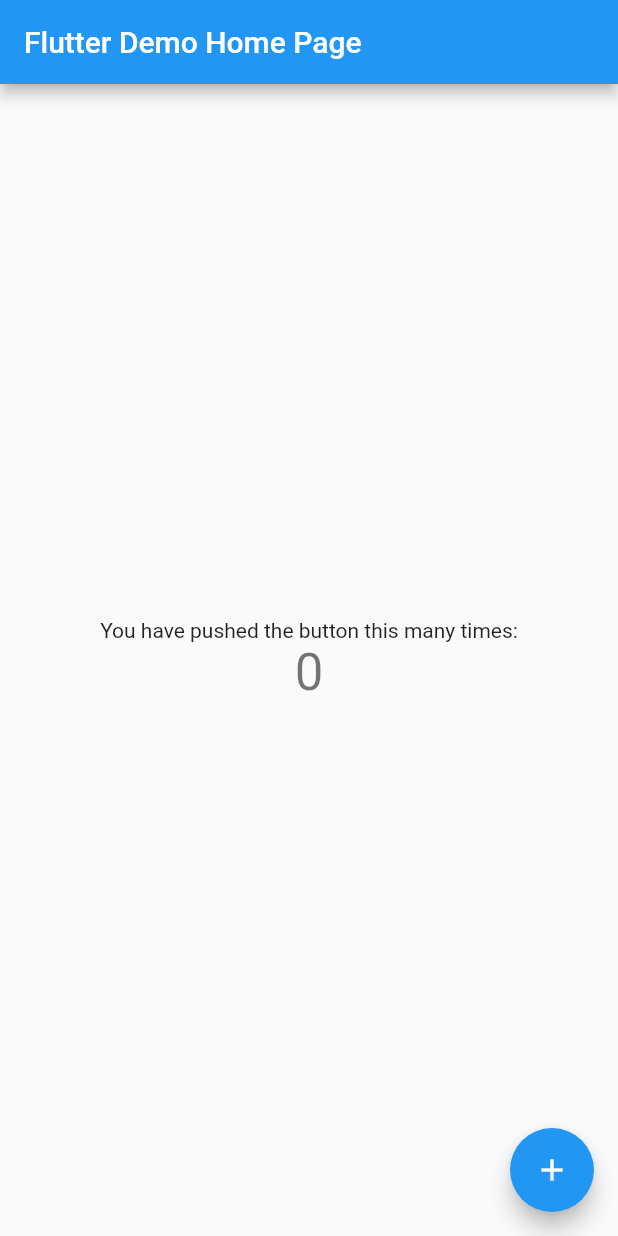
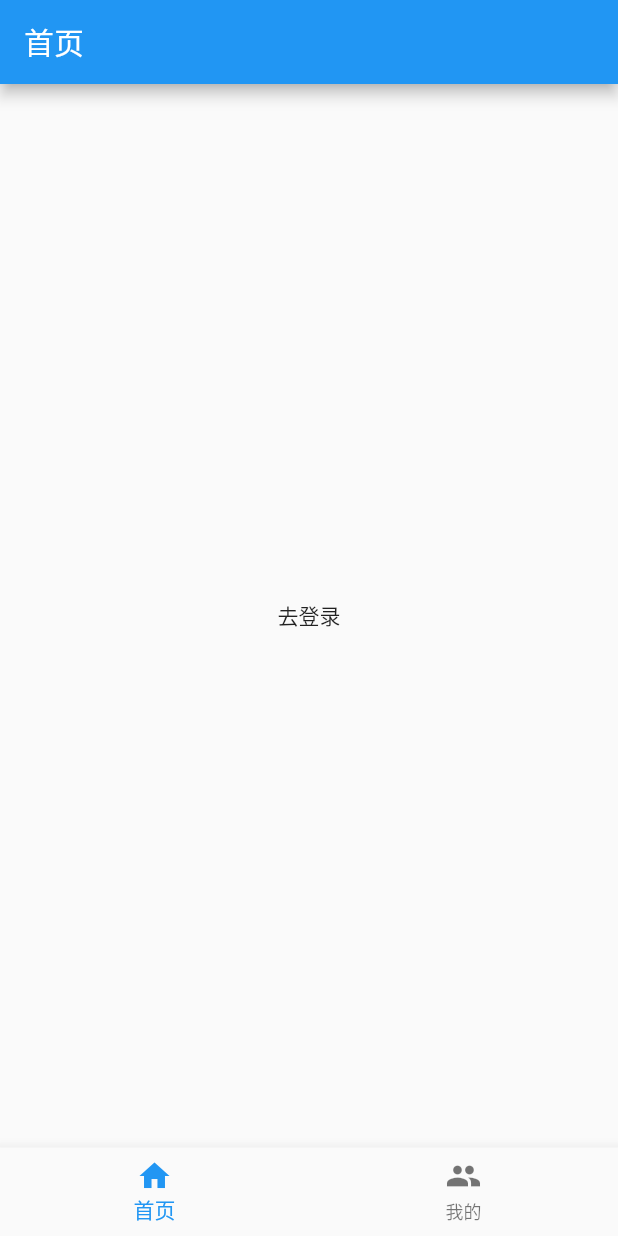
Before and after one commit to pantao/flutter-redux-demo-app, a Flutter app: the screen it shows after launch, on a phone screen of 412 x 824 dp. Run offline on Flutter 3.47's test engine with Material 2 defaults, Android fonts, the phone set to English and light mode, and no system bars; our stand-ins replace flutter_redux, redux.

```diff
--- /dev/null
+++ b/lib/app.dart
@@ -0,0 +1,25 @@
+import 'package:flutter/material.dart';
+
+import 'package:redux/redux.dart';
+import 'package:flutter_redux/flutter_redux.dart';
+
+import 'state.dart';
+import 'root.dart';
+
+/// 示例App
+class DemoApp extends StatelessWidget {
+  final Store<AppState> store;
+
+  DemoApp(this.store);
+
+  @override
+  Widget build(BuildContext context) {
+    return StoreProvider<AppState>(
+      store: store,
+      child: new MaterialApp(
+        title: 'Flutter Redux Demo App',
+        home: Root()
+      ),
+    );
+  }
+}
--- /dev/null
+++ b/lib/home.dart
@@ -0,0 +1,43 @@
+import 'package:flutter/material.dart';
+import 'package:redux/redux.dart';
+import 'package:flutter_redux/flutter_redux.dart';
+
+import 'state.dart';
+import 'auth.dart';
+
+class Home extends StatefulWidget {
+  @override
+  State<StatefulWidget> createState() => _HomeState();
+}
+
+class _HomeState extends State<Home> {
+  @override
+  Widget build(BuildContext context) {
+    return StoreConnector<AppState, Store<AppState>>(
+      converter: (store) => store,
+      builder: (context, store) {
+        return Scaffold(
+          appBar: AppBar(
+            title: Text('首页'),
+          ),
+          body: Center(
+            child: store.state.authed
+              ? Text('您已登录')
+              : FlatButton(
+                child: Text('去登录'),
+                onPressed: () {
+                  Navigator.push(
+                    context,
+                    MaterialPageRoute(
+                      builder: (context) => Auth(),
+                      fullscreenDialog: true
+                    )
+                  );
+                },
+              )
+          ),
+        );
+      },
+    );
+  }
+}
--- a/lib/main.dart
+++ b/lib/main.dart
@@ -1,111 +1,10 @@
 import 'package:flutter/material.dart';
+import 'package:redux/redux.dart';
 
-void main() => runApp(MyApp());
+import 'app.dart';
+import 'state.dart';
 
-class MyApp extends StatelessWidget {
-  // This widget is the root of your application.
-  @override
-  Widget build(BuildContext context) {
-    return MaterialApp(
-      title: 'Flutter Demo',
-      theme: ThemeData(
-        // This is the theme of your application.
-        //
-        // Try running your application with "flutter run". You'll see the
-        // application has a blue toolbar. Then, without quitting the app, try
-        // changing the primarySwatch below to Colors.green and then invoke
-        // "hot reload" (press "r" in the console where you ran "flutter run",
-        // or simply save your changes to "hot reload" in a Flutter IDE).
-        // Notice that the counter didn't reset back to zero; the application
-        // is not restarted.
-        primarySwatch: Colors.blue,
-      ),
-      home: MyHomePage(title: 'Flutter Demo Home Page'),
-    );
-  }
+void main() {
+  final store = Store<AppState>(reducer, initialState: AppState(''));
+  runApp(new DemoApp(store));
 }
-
-class MyHomePage extends StatefulWidget {
-  MyHomePage({Key key, this.title}) : super(key: key);
-
-  // This widget is the home page of your application. It is stateful, meaning
-  // that it has a State object (defined below) that contains fields that affect
-  // how it looks.
-
-  // This class is the configuration for the state. It holds the values (in this
-  // case the title) provided by the parent (in this case the App widget) and
-  // used by the build method of the State. Fields in a Widget subclass are
-  // always marked "final".
-
-  final String title;
-
-  @override
-  _MyHomePageState createState() => _MyHomePageState();
-}
-
-class _MyHomePageState extends State<MyHomePage> {
-  int _counter = 0;
-
-  void _incrementCounter() {
-    setState(() {
-      // This call to setState tells the Flutter framework that something has
-      // changed in this State, which causes it to rerun the build method below
-      // so that the display can reflect the updated values. If we changed
-      // _counter without calling setState(), then the build method would not be
-      // called again, and so nothing would appear to happen.
-      _counter++;
-    });
-  }
-
-  @override
-  Widget build(BuildContext context) {
-    // This method is rerun every time setState is called, for instance as done
-    // by the _incrementCounter method above.
-    //
-    // The Flutter framework has been optimized to make rerunning build methods
-    // fast, so that you can just rebuild anything that needs updating rather
-    // than having to individually change instances of widgets.
-    return Scaffold(
-      appBar: AppBar(
-        // Here we take the value from the MyHomePage object that was created by
-        // the App.build method, and use it to set our appbar title.
-        title: Text(widget.title),
-      ),
-      body: Center(
-        // Center is a layout widget. It takes a single child and positions it
-        // in the middle of the parent.
-        child: Column(
-          // Column is also layout widget. It takes a list of children and
-          // arranges them vertically. By default, it sizes itself to fit its
-          // children horizontally, and tries to be as tall as its parent.
-          //
-          // Invoke "debug painting" (press "p" in the console, choose the
-          // "Toggle Debug Paint" action from the Flutter Inspector in Android
-          // Studio, or the "Toggle Debug Paint" command in Visual Studio Code)
-          // to see the wireframe for each widget.
-          //
-          // Column has various properties to control how it sizes itself and
-          // how it positions its children. Here we use mainAxisAlignment to
-          // center the children vertically; the main axis here is the vertical
-          // axis because Columns are vertical (the cross axis would be
-          // horizontal).
-          mainAxisAlignment: MainAxisAlignment.center,
-          children: <Widget>[
-            Text(
-              'You have pushed the button this many times:',
-            ),
-            Text(
-              '$_counter',
-              style: Theme.of(context).textTheme.display1,
-            ),
-          ],
-        ),
-      ),
-      floatingActionButton: FloatingActionButton(
-        onPressed: _incrementCounter,
-        tooltip: 'Increment',
-        child: Icon(Icons.add),
-      ), // This trailing comma makes auto-formatting nicer for build methods.
-    );
-  }
-}
--- /dev/null
+++ b/lib/root.dart
@@ -0,0 +1,95 @@
+import 'package:flutter/material.dart';
+import 'package:redux/redux.dart';
+import 'package:flutter_redux/flutter_redux.dart';
+
+/// 状态
+import 'state.dart';
+/// 登录页面
+import 'auth.dart';
+/// 我的页面
+import 'me.dart';
+/// 首页
+import 'home.dart';
+
+/// 应用入口页
+class Root extends StatefulWidget {
+  @override
+  State<StatefulWidget> createState() {
+      return _RootState();
+    }
+}
+
+/// 入口页状态
+class _RootState extends State<Root> {
+  /// 当前被激活的 Tab Index
+  int _currentTabIndex;
+  /// 所有 Tab 列表页
+  List<Widget> _tabPages;
+
+  @override
+  void initState() {
+    super.initState();
+    // 初始化 tab 为第 0 个
+    _currentTabIndex = 0;
+    // 初始化页面列表
+    _tabPages = <Widget>[
+      // 首页
+      Home(),
+      // 我的
+      Me()
+    ];
+  }
+
+  @override
+  Widget build(BuildContext context) {
+    // 使用 StoreConnector 创建 Widget
+    // 类似于 React Redux  的 connect，链接 store state 与 Widget
+    return StoreConnector<AppState, Store<AppState>>(
+      // store 转换器，类似于 react redux 中的 mapStateToProps 方法
+      // 接受参数为 `store`，再返回的数据可以被在 `builder` 函数中使用，
+      // 在此处，我们直接返回整个 store，
+      converter: (store) => store,
+      // 构建器，第二个参数 store 就是上一个 converter 函数返回的 store
+      builder: (context, store) {
+        // 取得当前是否已登录状态
+        final authed = store.state.authed;
+        return new Scaffold(
+          // 如果已登录，则直接可以访问所有页面，否则展示 Home
+          body: authed ? _tabPages[_currentTabIndex] : Home(),
+          // 底部Tab航
+          bottomNavigationBar: BottomNavigationBar(
+            onTap: (int index) {
+              // 如果点击的是第 1 个Tab，且当前用户未登录，则直接打开登录 Modal 页
+              if (!authed && index == 1) {
+                Navigator.push(
+                  context,
+                  MaterialPageRoute(
+                    builder: (context) => Auth(),
+                    fullscreenDialog: true
+                  )
+                );
+              // 否则直接进入相应页面
+              } else {
+                setState(() {
+                  _currentTabIndex = index;
+                });
+              }
+            },
+            // 与 body 取值方式类似
+            currentIndex: authed ? _currentTabIndex : 0,
+            items: [
+              BottomNavigationBarItem(
+                icon: Icon(Icons.home),
+                title: Text('首页')
+              ),
+              BottomNavigationBarItem(
+                icon: Icon(Icons.people),
+                title: Text('我的')
+              )
+            ],
+          ),
+        );
+      },
+    );
+  }
+}
--- /dev/null
+++ b/lib/state.dart
@@ -0,0 +1,32 @@
+enum Actions{
+  login,
+  logout
+}
+
+/// App 状态
+///
+/// 状态中所有数据都应该是只读的，所以，全部以 get 的方式提供对外访问，不提供 set 方法
+class AppState {
+  /// J.W.T
+  String _authorizationToken;
+
+  // 获取当前的认证 Token
+  get authorizationToken => _authorizationToken;
+
+  // 获取当前是否处于已认证状态
+  get authed => _authorizationToken.length > 0;
+
+  AppState(this._authorizationToken);
+}
+
+/// Reducer
+AppState reducer(AppState state, action) {
+  switch(action) {
+    case Actions.login:
+      return AppState('J.W.T');
+    case Actions.logout:
+      return AppState('');
+    default:
+      return state;
+  }
+}
```
Also changed, not shown: lib/auth.dart (added, +37 -0 lines), lib/me.dart (added, +35 -0 lines).
